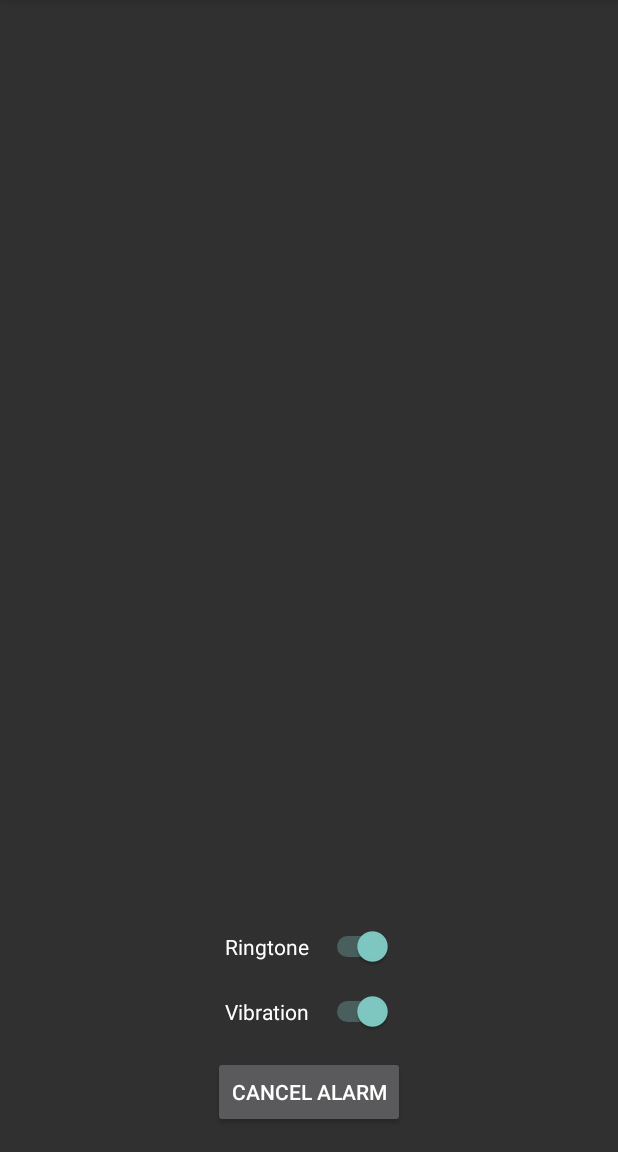
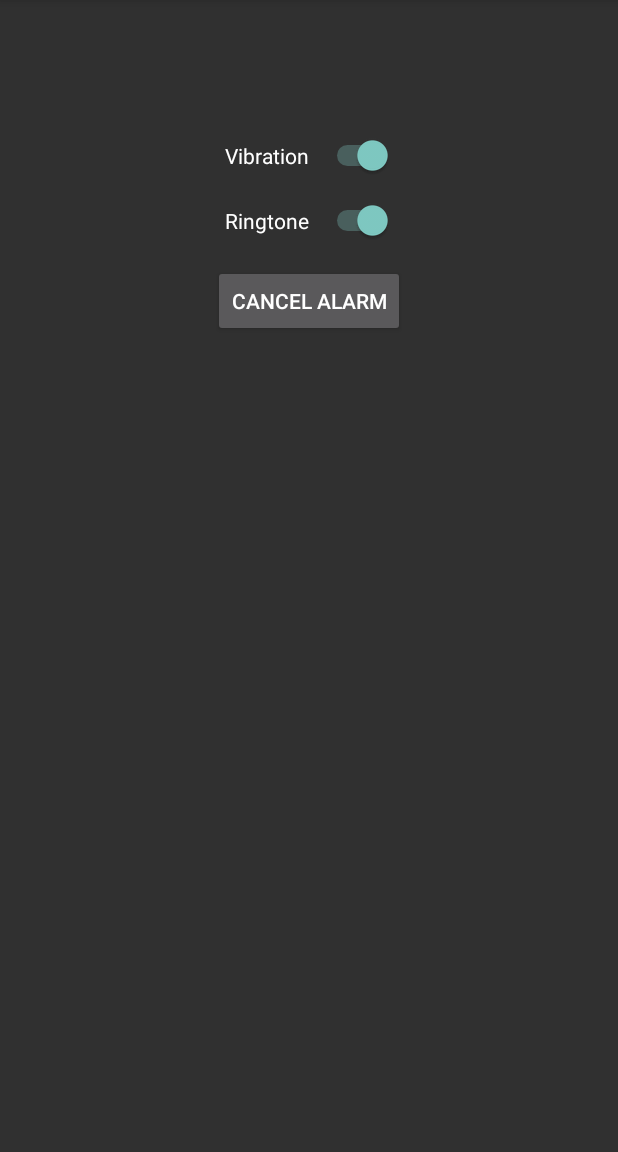
Before and after one commit to adiehl96/TRAINsleeperBEEPER, an Android app: the AlarmActivity screen opened directly, with no data from a screen before it, on a phone screen of 412 x 824 dp, the part 84-1236 px from its top. Run offline under Robolectric (Android 15) with nearby library versions, the phone set to English and light mode, and no system bars.

Commit message:
Replace relative with linear layout.

```diff
--- a/app/src/main/res/layout/activity_alarm.xml
+++ b/app/src/main/res/layout/activity_alarm.xml
@@ -1,30 +1,22 @@
 <?xml version="1.0" encoding="utf-8"?>
-<RelativeLayout xmlns:android="http://schemas.android.com/apk/res/android"
+<LinearLayout xmlns:android="http://schemas.android.com/apk/res/android"
     xmlns:tools="http://schemas.android.com/tools"
+    android:orientation="vertical"
     android:layout_width="match_parent"
     android:layout_height="match_parent"
     android:paddingBottom="@dimen/activity_vertical_margin"
     android:paddingLeft="@dimen/activity_horizontal_margin"
     android:paddingRight="@dimen/activity_horizontal_margin"
     android:paddingTop="@dimen/activity_vertical_margin"
-    tools:context=".AlarmActivity">
-
-    <Button
-        android:layout_width="wrap_content"
-        android:layout_height="wrap_content"
-        android:text="Cancel Alarm"
-        android:id="@+id/button3"
-        android:onClick="cancelAlarm"
-        android:layout_alignParentBottom="true"
-        android:layout_centerHorizontal="true" />
+    tools:context=".AlarmActivity"
+    android:gravity="center_horizontal">
 
     <TextView
         android:layout_width="wrap_content"
         android:layout_height="wrap_content"
         android:id="@+id/textView"
-        android:layout_centerVertical="true"
-        android:layout_centerHorizontal="true"
-        android:textSize="30dp" />
+        android:textSize="30dp"
+        android:layout_marginBottom="50px" />
 
     <Switch
         android:layout_width="wrap_content"
@@ -33,8 +25,6 @@
         android:id="@+id/switchVibration"
         android:switchPadding="@dimen/abc_button_padding_horizontal_material"
         android:checked="true"
-        android:layout_above="@+id/button3"
-        android:layout_centerHorizontal="true"
         android:layout_marginBottom="@dimen/activity_vertical_margin" />
 
     <Switch
@@ -48,4 +38,13 @@
         android:layout_centerHorizontal="true"
         android:layout_marginBottom="@dimen/activity_vertical_margin" />
 
-</RelativeLayout>
+    <Button
+        android:layout_width="wrap_content"
+        android:layout_height="wrap_content"
+        android:text="Cancel Alarm"
+        android:id="@+id/button3"
+        android:onClick="cancelAlarm"
+        android:layout_alignParentBottom="true"
+        android:layout_centerHorizontal="true" />
+
+</LinearLayout>
```
